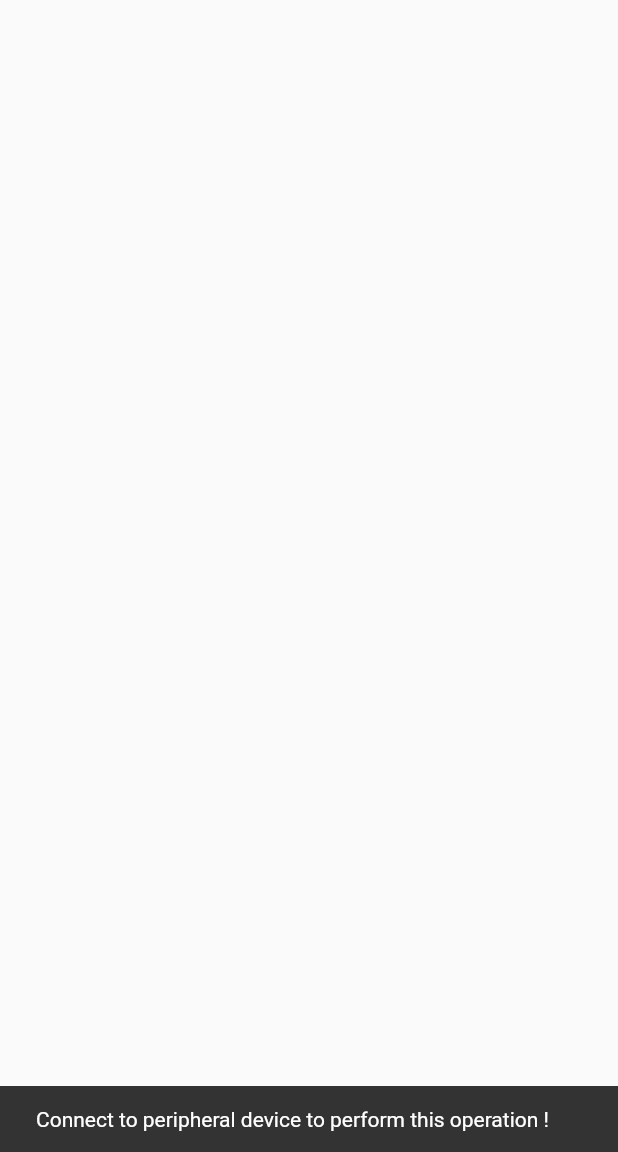
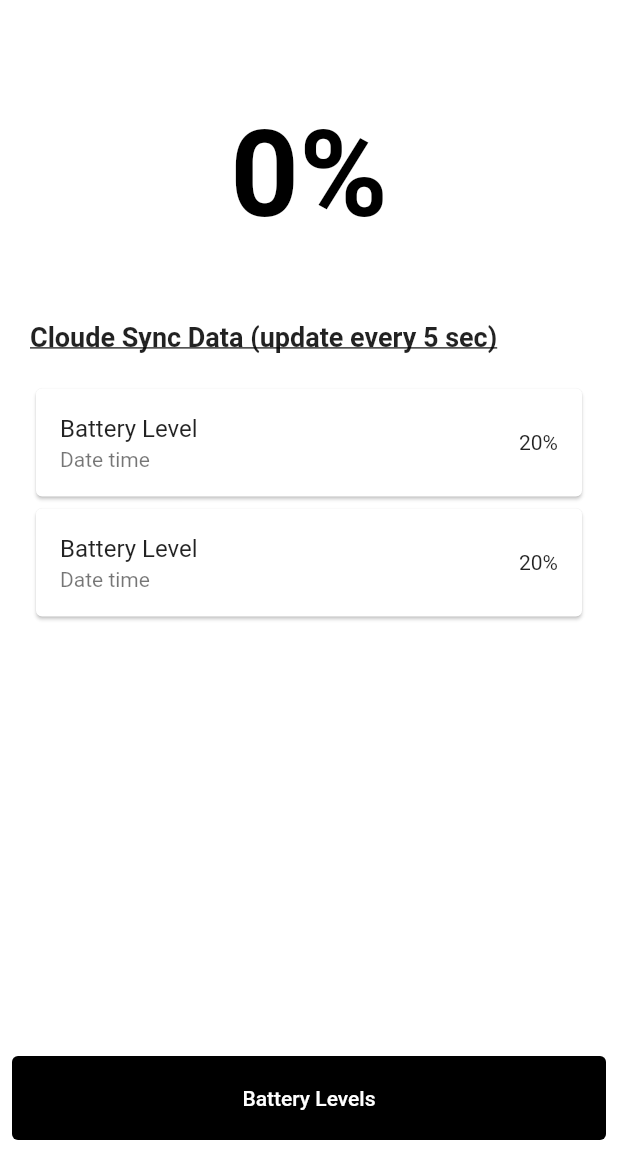
Before and after one commit to adarsh-technocrat/flutter-ble-sample, a Flutter app: the screen it shows after launch, after a tap on the "cloud sync" icon, on a phone screen of 412 x 824 dp, the part 84-1236 px from its top. Run offline on Flutter 3.47's test engine with Material 2 defaults, Android fonts, the phone set to English and light mode, and no system bars; our stand-ins replace flutter_bloc, flutter_blue, flutter_spinkit.

Commit message:
chore: added check  battery level functionality 🔋

```diff
--- a/lib/bloc/BleDeviceBloc/ble_device_cubit.dart
+++ b/lib/bloc/BleDeviceBloc/ble_device_cubit.dart
@@ -4,42 +4,41 @@ import 'package:flutter_bloc/flutter_bloc.dart';
 import 'package:flutter_blue/flutter_blue.dart';
 
 class BleDeviceCubit extends Cubit<BleDeviceState> {
-  BleDeviceCubit()
-      : super(BleDeviceState(
-          devicesList: [],
-          services: [],
-        ));
+  BleDeviceCubit() : super(BleDeviceState());
 
   final FlutterBlue flutterBlue = FlutterBlue.instance;
 
   List<BluetoothDevice> listOfDevices = [];
 
+  final Map<Guid, List<int>> readValues = <Guid, List<int>>{};
+
   ///  [Adding Available Bluetooth Device to Global State ]
 
-  addDeviceTolist(final BluetoothDevice device) {
-    if (!state.devicesList.contains(device)) {
-      listOfDevices.add(device);
-    }
-    emit(state.copyWith(devicesList: listOfDevices));
-  }
+  // addDeviceTolist(final BluetoothDevice device) {
+  //   if (!state.devicesList.contains(device)) {
+  //     listOfDevices.add(device);
+  //   }
+  //   emit(state.copyWith(devicesList: listOfDevices));
+  // }
 
   ///  [Initiate Bluetooth Scanning Function]
 
   initiatBluethoothScanning() {
-    flutterBlue.connectedDevices
-        .asStream()
-        .listen((List<BluetoothDevice> devices) {
-      debugPrint(devices.length.toString());
-      for (BluetoothDevice device in devices) {
-        addDeviceTolist(device);
-      }
-    });
-    flutterBlue.scanResults.listen((List<ScanResult> results) {
-      for (ScanResult result in results) {
-        debugPrint(result.device.toString());
-        addDeviceTolist(result.device);
-      }
-    });
+    // flutterBlue.connectedDevices
+    //     .asStream()
+    //     .listen((List<BluetoothDevice> devices) {
+    //   debugPrint(devices.length.toString());
+    //   for (BluetoothDevice device in devices) {
+    //     addDeviceTolist(device);
+    //   }
+    // });
+    // flutterBlue.scanResults.listen((List<ScanResult> results) {
+    //   for (ScanResult result in results) {
+    //     debugPrint(result.device.toString());
+    //     addDeviceTolist(result.device);
+    //   }
+    // });
+    flutterBlue.startScan(timeout: const Duration(seconds: 4));
     flutterBlue.isScanning.listen((scanning) {
       emit(state.copyWith(isScanning: scanning));
     });
@@ -51,12 +50,11 @@ class BleDeviceCubit extends Cubit<BleDeviceState> {
 
   Future connectToBluetoothDevice(BluetoothDevice device) async {
     flutterBlue.stopScan();
+    // device.disconnect();
     try {
       await device.connect();
     } catch (e) {
-      if (e != 'already_connected') {
-        rethrow;
-      }
+      debugPrint("Error:" + e.toString());
     } finally {
       device.discoverServices().then((services) {
         emit(state.copyWith(services: services));
@@ -64,18 +62,26 @@ class BleDeviceCubit extends Cubit<BleDeviceState> {
     }
 
     emit(state.copyWith(connectedDevice: device));
+    return device;
   }
 
   /// [Disconnect Connected Bluetooth Device]
-  Future disconnecteBluetoothDevice(BluetoothDevice device) async {
-    await device
-        .disconnect()
-        .then((value) => {emit(state.copyWith(connectedDevice: null))});
+
+  disconnecteBluetoothDevice(BluetoothDevice device) async {
+    await device.disconnect();
   }
 
   /// [Getting Battery Levels Of Watch]
-  getWatchBatteryLevels() {
-    debugPrint(state.services[3].characteristics.toString());
+
+  getWatchBatteryLevels() async {
+    var c = state.services[2].characteristics[0];
+    await c.read();
+  }
+
+  notifyBatteryLevels() async {
+    var c = state.services[2].characteristics[0];
+    await c.setNotifyValue(!c.isNotifying);
+    await c.read();
   }
 
   /// [Background Function to Store Battery Levels to Cloude ]
--- a/lib/bloc/BleDeviceBloc/ble_device_state.dart
+++ b/lib/bloc/BleDeviceBloc/ble_device_state.dart
@@ -1,27 +1,32 @@
 import 'package:flutter_blue/flutter_blue.dart';
 
 class BleDeviceState {
-  List<BluetoothDevice> devicesList;
+  // List<BluetoothDevice> devicesList;
   List<BluetoothService> services;
   BluetoothDevice? connectedDevice;
   bool? isScanning;
+  String batteryLevel;
 
-  BleDeviceState(
-      {required this.devicesList,
-      required this.services,
-      this.connectedDevice,
-      this.isScanning});
+  BleDeviceState({
+    // this.devicesList = const [],
+    this.services = const [],
+    this.connectedDevice,
+    this.isScanning,
+    this.batteryLevel = "0",
+  });
 
   BleDeviceState copyWith({
-    List<BluetoothDevice>? devicesList,
+    // List<BluetoothDevice>? devicesList,
     List<BluetoothService>? services,
     BluetoothDevice? connectedDevice,
     bool? isScanning,
+    String? batteryLevel,
   }) {
     return BleDeviceState(
-        devicesList: devicesList ?? this.devicesList,
+        // devicesList: devicesList ?? this.devicesList,
         services: services ?? this.services,
         connectedDevice: connectedDevice ?? this.connectedDevice,
-        isScanning: isScanning ?? this.isScanning);
+        isScanning: isScanning ?? this.isScanning,
+        batteryLevel: batteryLevel ?? this.batteryLevel);
   }
 }
--- /dev/null
+++ b/lib/components/bluetooth_off_screen.dart
@@ -0,0 +1,30 @@
+import 'package:flutter/material.dart';
+import 'package:flutter_blue/flutter_blue.dart';
+
+class BluetoothOffScreen extends StatelessWidget {
+  final BluetoothState? state;
+
+  const BluetoothOffScreen({Key? key, this.state}) : super(key: key);
+
+  @override
+  Widget build(BuildContext context) {
+    return Scaffold(
+      backgroundColor: Colors.white,
+      body: Center(
+        child: Column(
+          mainAxisSize: MainAxisSize.min,
+          children: <Widget>[
+            const Icon(
+              Icons.bluetooth_disabled,
+              size: 200.0,
+              color: Colors.black,
+            ),
+            Text(
+              'Bluetooth Adapter is ${state != null ? state.toString().substring(15) : 'not available'}.',
+            ),
+          ],
+        ),
+      ),
+    );
+  }
+}
--- /dev/null
+++ b/lib/components/bluetooth_on_of_layout.dart
@@ -0,0 +1,29 @@
+import 'package:flutter/material.dart';
+import 'package:flutter_ble_sample/bloc/BleDeviceBloc/ble_device_cubit.dart';
+import 'package:flutter_ble_sample/components/bluetooth_off_screen.dart';
+import 'package:flutter_bloc/flutter_bloc.dart';
+import 'package:flutter_blue/flutter_blue.dart';
+
+class BluetoothOnOfLayout extends StatelessWidget {
+  final Widget child;
+
+  const BluetoothOnOfLayout({Key? key, required this.child}) : super(key: key);
+
+  @override
+  Widget build(BuildContext context) {
+    final provider = BlocProvider.of<BleDeviceCubit>(context);
+    return SizedBox(
+      child: StreamBuilder<BluetoothState>(
+        stream: provider.flutterBlue.state,
+        initialData: BluetoothState.unknown,
+        builder: (c, snapshot) {
+          final state = snapshot.data;
+          if (state == BluetoothState.on) {
+            return child;
+          }
+          return BluetoothOffScreen(state: state);
+        },
+      ),
+    );
+  }
+}
--- a/lib/pages/ConnectedBleDevice/connected_ble_devices.dart
+++ b/lib/pages/ConnectedBleDevice/connected_ble_devices.dart
@@ -1,4 +1,5 @@
 import 'package:flutter/material.dart';
+import 'package:flutter_ble_sample/components/bluetooth_on_of_layout.dart';
 
 class ConnectedBleDevice extends StatefulWidget {
   const ConnectedBleDevice({Key? key}) : super(key: key);
@@ -10,6 +11,6 @@ class ConnectedBleDevice extends StatefulWidget {
 class _ConnectedBleDeviceState extends State<ConnectedBleDevice> {
   @override
   Widget build(BuildContext context) {
-    return Container();
+    return BluetoothOnOfLayout(child: Container());
   }
 }
--- a/lib/pages/HomeScreen/home_screen.dart
+++ b/lib/pages/HomeScreen/home_screen.dart
@@ -1,6 +1,7 @@
 import 'package:flutter/material.dart';
 import 'package:flutter_ble_sample/bloc/BleDeviceBloc/ble_device_cubit.dart';
 import 'package:flutter_ble_sample/bloc/BleDeviceBloc/ble_device_state.dart';
+import 'package:flutter_ble_sample/components/bluetooth_on_of_layout.dart';
 import 'package:flutter_ble_sample/pages/BluetoothScanScreen/bluetooth_scan_screen.dart';
 import 'package:flutter_bloc/flutter_bloc.dart';
 
@@ -13,16 +14,13 @@ class HomeScreen extends StatefulWidget {
 
 class _HomeScreenState extends State<HomeScreen> {
   @override
-  void initState() {
-    super.initState();
-  }
-
-  @override
   Widget build(BuildContext context) {
     return BlocBuilder<BleDeviceCubit, BleDeviceState>(
       builder: (context, state) {
         final provider = BlocProvider.of<BleDeviceCubit>(context);
-        return Scaffold(
+        return BluetoothOnOfLayout(
+          child: Scaffold(
+            backgroundColor: Colors.white,
             appBar: AppBar(
               elevation: 0,
               title: const Text(
@@ -33,15 +31,7 @@ class _HomeScreenState extends State<HomeScreen> {
               actions: [
                 IconButton(
                   onPressed: () {
-                  ScaffoldMessenger.of(context).showSnackBar(
-                    SnackBar(
-                      content: Text(state.devicesList.isNotEmpty
-                          ? "Syncing.. " +
-                              state.devicesList[0].name +
-                              " Battery levels with cloud"
-                          : "Connect to peripheral device to perform this operation !"),
-                    ),
-                  );
+                    provider.notifyBatteryLevels();
                   },
                   icon: const Icon(
                     Icons.cloud_sync_outlined,
@@ -64,10 +54,86 @@ class _HomeScreenState extends State<HomeScreen> {
               ],
             ),
             body: SingleChildScrollView(
+              child: Padding(
+                padding: const EdgeInsets.all(20.0),
+                child: Column(
+                  crossAxisAlignment: CrossAxisAlignment.start,
+                  children: [
+                    state.services.isNotEmpty
+                        ? Center(
+                            child: Padding(
+                              padding: const EdgeInsets.all(50.0),
+                              child: StreamBuilder<List<int>>(
+                                  stream: state
+                                      .services[2].characteristics[0].value,
+                                  initialData: state
+                                      .services[2].characteristics[0].lastValue,
+                                  builder: (context, snapshot) {
+                                    final value = snapshot.data!.isEmpty
+                                        ? 0
+                                        : snapshot.data![0];
+                                    return Text(
+                                      "$value%",
+                                      style: const TextStyle(
+                                          color: Colors.black,
+                                          fontSize: 80,
+                                          fontWeight: FontWeight.bold),
+                                    );
+                                  }),
+                            ),
+                          )
+                        : const Center(
+                            child: Padding(
+                              padding: EdgeInsets.all(50.0),
                               child: SizedBox(
-              width: MediaQuery.of(context).size.width,
-              child: Column(
-                children: [],
+                                child: Text(
+                                  "0%",
+                                  style: TextStyle(
+                                      color: Colors.black,
+                                      fontSize: 80,
+                                      fontWeight: FontWeight.bold),
+                                ),
+                              ),
+                            ),
+                          ),
+                    const Text(
+                      "Cloude Sync Data (update every 5 sec)",
+                      style: TextStyle(
+                          fontSize: 18,
+                          fontWeight: FontWeight.w600,
+                          decoration: TextDecoration.underline),
+                    ),
+                    const SizedBox(height: 20),
+                    ListView.builder(
+                        itemCount: 2,
+                        shrinkWrap: true,
+                        physics: const NeverScrollableScrollPhysics(),
+                        itemBuilder: (context, index) {
+                          return const Card(
+                            child: ListTile(
+                              title: Text("Battery Level"),
+                              subtitle: Text("Date time"),
+                              trailing: Text("20%"),
+                            ),
+                          );
+                        })
+                  ],
+                ),
+              ),
+            ),
+            bottomNavigationBar: Padding(
+              padding: const EdgeInsets.all(8.0),
+              child: TextButton(
+                style: TextButton.styleFrom(
+                    backgroundColor: Colors.black,
+                    padding: const EdgeInsets.all(20)),
+                child: const Text(
+                  "Battery Levels",
+                  style: TextStyle(color: Colors.white),
+                ),
+                onPressed: () {
+                  provider.getWatchBatteryLevels();
+                },
               ),
             ),
           ),
--- a/lib/pages/SplashScreen/splash_screen.dart
+++ b/lib/pages/SplashScreen/splash_screen.dart
@@ -1,4 +1,5 @@
 import 'package:flutter/material.dart';
+import 'package:flutter_ble_sample/components/bluetooth_on_of_layout.dart';
 import 'package:flutter_spinkit/flutter_spinkit.dart';
 import '../HomeScreen/home_screen.dart';
 
@@ -25,13 +26,15 @@ class _SplashScreenState extends State<SplashScreen> {
 
   @override
   Widget build(BuildContext context) {
-    return const Scaffold(
+    return const BluetoothOnOfLayout(
+      child: Scaffold(
           body: Center(
         child: SizedBox(
             width: 250,
             child: SpinKitCircle(
               color: Colors.black,
             )),
-    ));
+      )),
+    );
   }
 }
```
Also changed, not shown: lib/components/bluetooth_scan_card.dart (+49 -18 lines), lib/pages/BluetoothScanScreen/bluetooth_scan_screen.dart (+29 -23 lines). Lines whose indentation alone changed are shown as unchanged.
